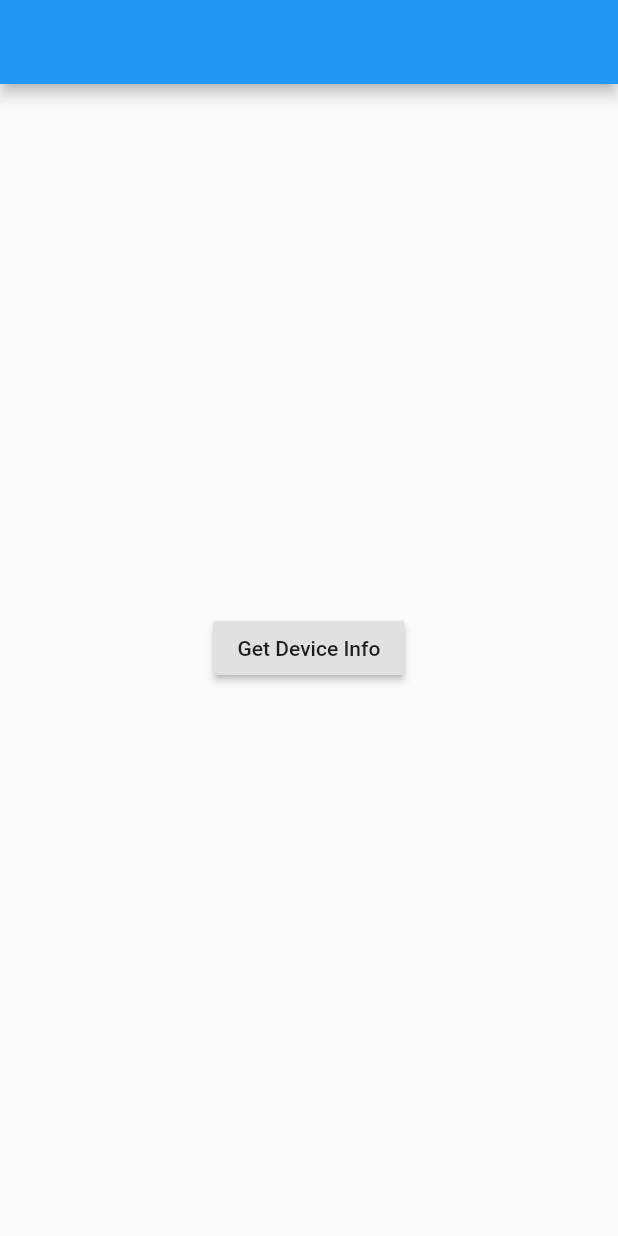
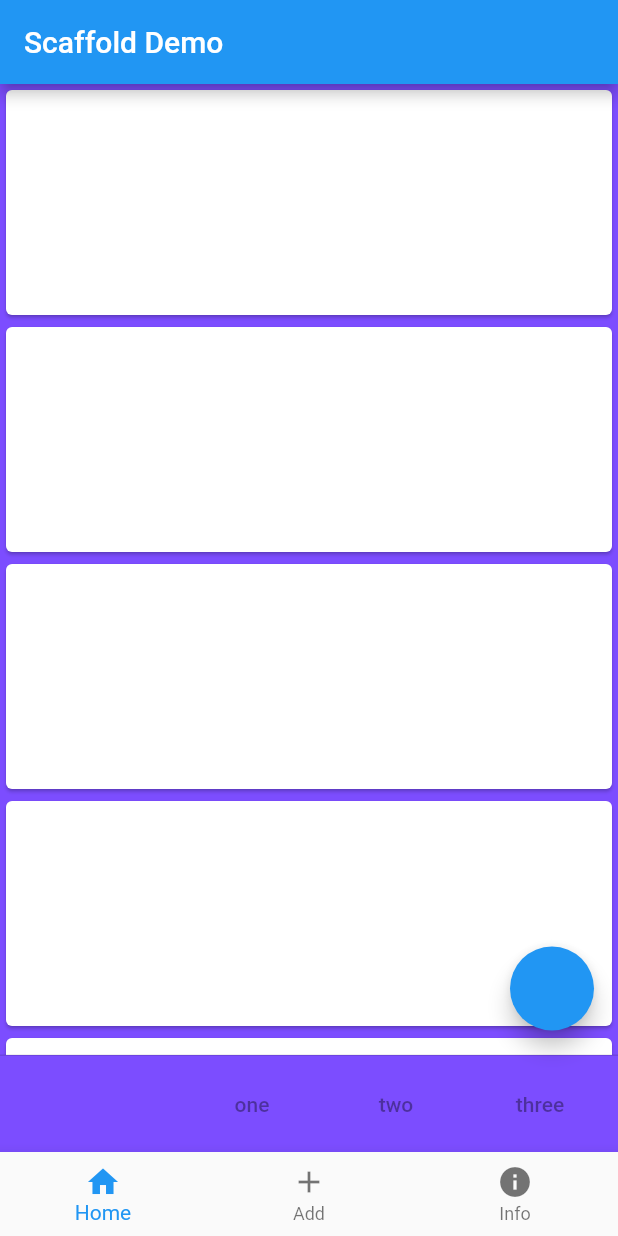
Before and after one commit to NohaElMandoh/FIutter_FirstApp, a Flutter app: the screen it shows after launch, on a phone screen of 412 x 824 dp. Run offline on Flutter 3.47's test engine with Material 2 defaults, Android fonts, the phone set to English and light mode, and no system bars; our stand-ins replace device_info.

Commit message:
Scaffold Demo

```diff
--- a/lib/main.dart
+++ b/lib/main.dart
@@ -2,6 +2,7 @@ import 'package:flutter/material.dart';
 import 'MyApplication.dart';
 import 'statful_app.dart';
 import 'dev_info.dart';
+import 'scaffold_pract.dart';
 //void main() {
 //  runApp (new Center(
 //    child:new Text('اهلا وسهلا',
@@ -12,6 +13,6 @@ import 'dev_info.dart';
 void main() {
 
   runApp(new MaterialApp(
-    home:  new devInfo(),
+    home:  new scafPract(),
   ));
 }
--- /dev/null
+++ b/lib/scaffold_pract.dart
@@ -0,0 +1,35 @@
+import 'package:flutter/material.dart';
+class scafPract extends StatelessWidget {
+  @override
+  Widget build(BuildContext context) {
+    return Scaffold(
+      appBar: new AppBar(title: new Text("Scaffold Demo "),),
+      backgroundColor: Colors.deepPurpleAccent,
+      floatingActionButton: new FloatingActionButton(onPressed: null),
+      body: new SingleChildScrollView(
+        child: new Column(
+          children: <Widget>[
+            new Card(child: new Container(height: 150.0,),),
+            new Card(child: new Container(height: 150.0,)),
+            new Card(child: new Container(height: 150.0,)),
+            new Card(child: new Container(height: 150.0,)),
+            new Card(child: new Container(height: 150.0,)),
+
+          ],
+        ),
+      ),
+      bottomNavigationBar: new BottomNavigationBar(items: <BottomNavigationBarItem>[
+        new BottomNavigationBarItem(icon:new Icon(  Icons.home),title: new Text("Home")),
+        new BottomNavigationBarItem(icon:new Icon(  Icons.add),title: new Text("Add")),
+        new BottomNavigationBarItem(icon:new Icon(  Icons.info),title: new Text("Info")),
+      ]),
+
+      persistentFooterButtons: <Widget>[
+        new FlatButton(onPressed: null, child: new Text("one")),
+        new FlatButton(onPressed: null, child: new Text("two")),
+        new FlatButton(onPressed: null, child: new Text("three")),
+      ],
+
+    );
+  }
+}
```
